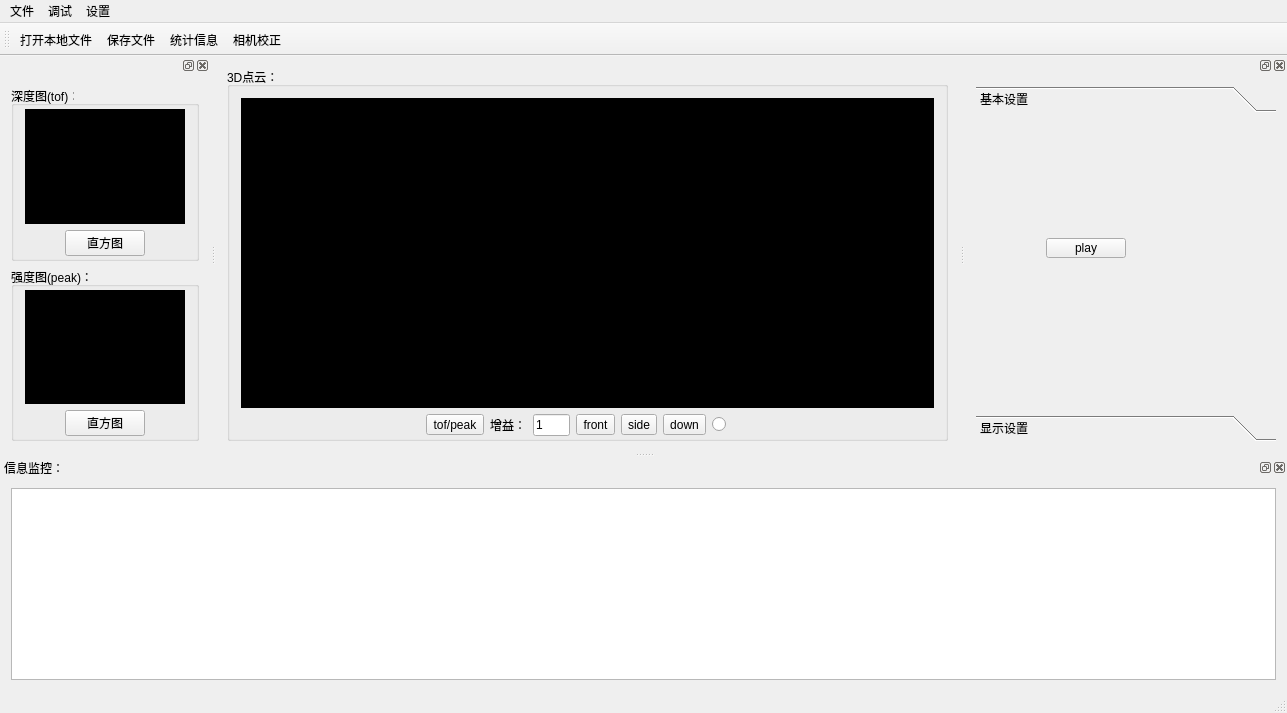
heathen557/VI4310, file mainwindow.ui: the form before one commit.
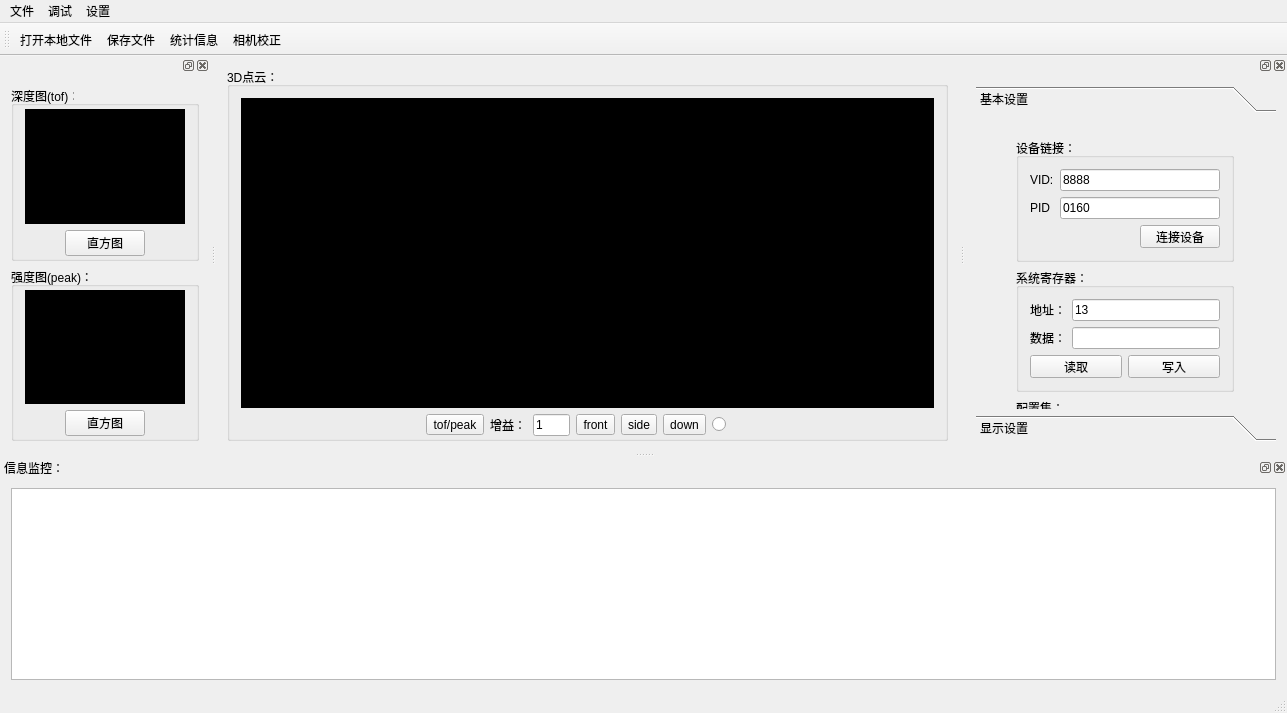
The form after the commit. The open tabs and pages were chosen to show the change. Icons and pictures are not drawn. Custom widgets are drawn as their Qt base class.

Commit message: 1、256x64usb数据已经接通

```diff
--- a/mainwindow.ui
+++ b/mainwindow.ui
@@ -349,7 +349,7 @@
           <x>0</x>
           <y>0</y>
           <width>300</width>
-          <height>433</height>
+          <height>415</height>
          </rect>
         </property>
         <attribute name="label">
@@ -358,8 +358,8 @@
         <widget class="QPushButton" name="play_pushButton">
          <property name="geometry">
           <rect>
-           <x>70</x>
-           <y>120</y>
+           <x>120</x>
+           <y>380</y>
            <width>80</width>
            <height>20</height>
           </rect>
@@ -368,6 +368,207 @@
           <string>play</string>
          </property>
         </widget>
+        <widget class="QGroupBox" name="groupBox_6">
+         <property name="geometry">
+          <rect>
+           <x>40</x>
+           <y>20</y>
+           <width>218</width>
+           <height>124</height>
+          </rect>
+         </property>
+         <property name="maximumSize">
+          <size>
+           <width>16777215</width>
+           <height>1677</height>
+          </size>
+         </property>
+         <property name="styleSheet">
+          <string notr="true">font:10pt &quot;黑体&quot;;</string>
+         </property>
+         <property name="title">
+          <string>设备链接：</string>
+         </property>
+         <layout class="QGridLayout" name="gridLayout_8">
+          <item row="0" column="0">
+           <layout class="QHBoxLayout" name="horizontalLayout_4">
+            <item>
+             <widget class="QLabel" name="label_2">
+              <property name="text">
+               <string>VID:</string>
+              </property>
+             </widget>
+            </item>
+            <item>
+             <widget class="QLineEdit" name="VID_lineEdit">
+              <property name="text">
+               <string>8888</string>
+              </property>
+             </widget>
+            </item>
+           </layout>
+          </item>
+          <item row="1" column="0">
+           <layout class="QHBoxLayout" name="horizontalLayout_5">
+            <item>
+             <widget class="QLabel" name="label_3">
+              <property name="text">
+               <string>PID </string>
+              </property>
+             </widget>
+            </item>
+            <item>
+             <widget class="QLineEdit" name="PID_lineEdit">
+              <property name="text">
+               <string>0160</string>
+              </property>
+             </widget>
+            </item>
+           </layout>
+          </item>
+          <item row="2" column="0">
+           <layout class="QHBoxLayout" name="horizontalLayout_7">
+            <item>
+             <spacer name="horizontalSpacer_7">
+              <property name="orientation">
+               <enum>Qt::Horizontal</enum>
+              </property>
+              <property name="sizeHint" stdset="0">
+               <size>
+                <width>40</width>
+                <height>20</height>
+               </size>
+              </property>
+             </spacer>
+            </item>
+            <item>
+             <widget class="QPushButton" name="linkUSB_pushButton">
+              <property name="styleSheet">
+               <string notr="true">font:10pt &quot;黑体&quot;;</string>
+              </property>
+              <property name="text">
+               <string>连接设备</string>
+              </property>
+             </widget>
+            </item>
+           </layout>
+          </item>
+         </layout>
+        </widget>
+        <widget class="QGroupBox" name="groupBox_7">
+         <property name="geometry">
+          <rect>
+           <x>40</x>
+           <y>150</y>
+           <width>218</width>
+           <height>124</height>
+          </rect>
+         </property>
+         <property name="maximumSize">
+          <size>
+           <width>16777215</width>
+           <height>1677512</height>
+          </size>
+         </property>
+         <property name="styleSheet">
+          <string notr="true">font:10pt &quot;黑体&quot;;
+</string>
+         </property>
+         <property name="title">
+          <string>系统寄存器：</string>
+         </property>
+         <layout class="QGridLayout" name="gridLayout_9">
+          <item row="0" column="0">
+           <layout class="QHBoxLayout" name="horizontalLayout_6">
+            <item>
+             <widget class="QLabel" name="label_4">
+              <property name="text">
+               <string>地址：</string>
+              </property>
+             </widget>
+            </item>
+            <item>
+             <widget class="QLineEdit" name="sysAddress_lineEdit">
+              <property name="text">
+               <string>13</string>
+              </property>
+             </widget>
+            </item>
+           </layout>
+          </item>
+          <item row="1" column="0">
+           <layout class="QHBoxLayout" name="horizontalLayout_8">
+            <item>
+             <widget class="QLabel" name="label_5">
+              <property name="text">
+               <string>数据：</string>
+              </property>
+             </widget>
+            </item>
+            <item>
+             <widget class="QLineEdit" name="sysData_lineEdit"/>
+            </item>
+           </layout>
+          </item>
+          <item row="2" column="0">
+           <layout class="QHBoxLayout" name="horizontalLayout_11">
+            <item>
+             <widget class="QPushButton" name="readSys_pushButton">
+              <property name="text">
+               <string>读取</string>
+              </property>
+             </widget>
+            </item>
+            <item>
+             <widget class="QPushButton" name="writeSys_pushButton">
+              <property name="text">
+               <string>写入</string>
+              </property>
+             </widget>
+            </item>
+           </layout>
+          </item>
+         </layout>
+        </widget>
+        <widget class="QGroupBox" name="groupBox_8">
+         <property name="geometry">
+          <rect>
+           <x>40</x>
+           <y>280</y>
+           <width>218</width>
+           <height>89</height>
+          </rect>
+         </property>
+         <property name="maximumSize">
+          <size>
+           <width>16777215</width>
+           <height>1677512</height>
+          </size>
+         </property>
+         <property name="title">
+          <string>配置集：</string>
+         </property>
+         <layout class="QGridLayout" name="gridLayout_11">
+          <item row="0" column="0">
+           <layout class="QVBoxLayout" name="verticalLayout_2">
+            <item>
+             <widget class="QPushButton" name="loadSetting_pushButton">
+              <property name="text">
+               <string>加载配置集</string>
+              </property>
+             </widget>
+            </item>
+            <item>
+             <widget class="QPushButton" name="saveSetting_pushButton">
+              <property name="text">
+               <string>保存配置集</string>
+              </property>
+             </widget>
+            </item>
+           </layout>
+          </item>
+         </layout>
+        </widget>
        </widget>
        <widget class="QWidget" name="page_2">
         <property name="geometry">
```
Left out of the diff: 4 changed lines with no effect on the pictures. The commit also changes 29 other files.
